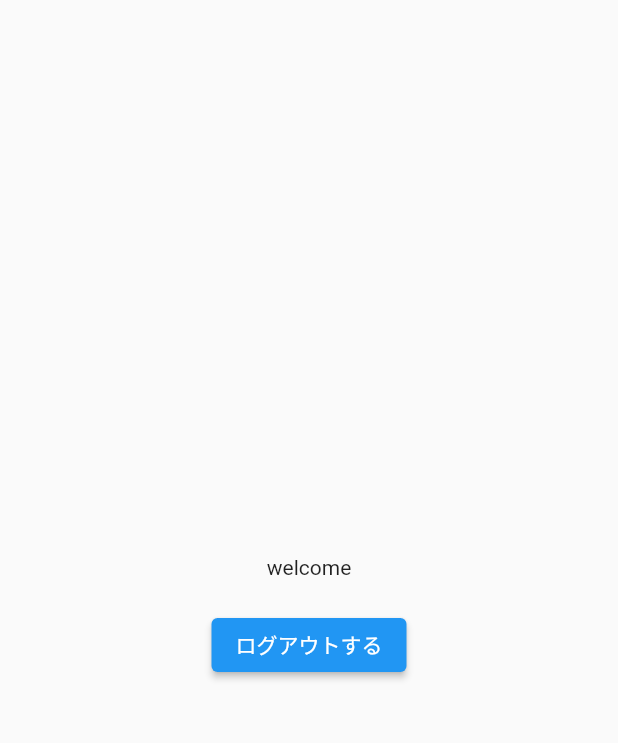
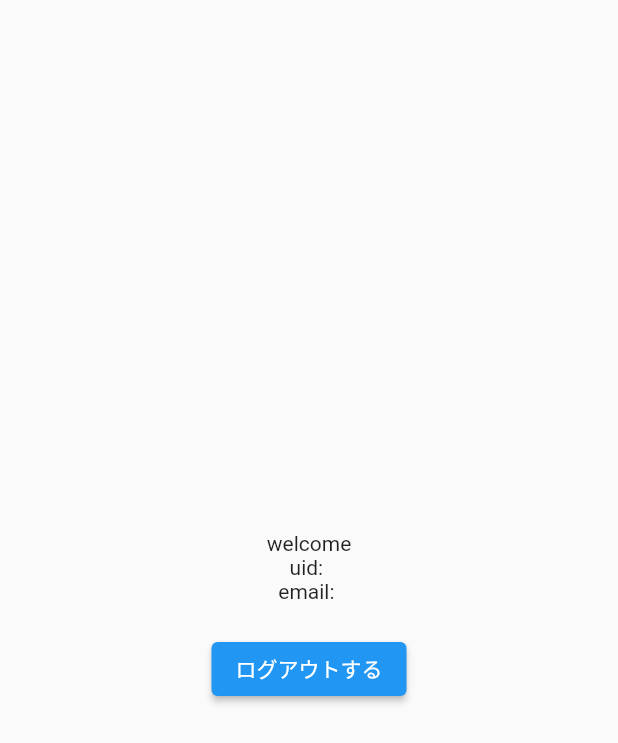
Before and after one commit to murakamiren/flutter-hooks-auth, a Flutter app: the HomeView screen opened directly, on a phone screen of 412 x 824 dp. Shown: the top 743 px of the screen. Run offline on Flutter 3.47's test engine with Material 2 defaults, Android fonts, the phone set to English and light mode, and no system bars; our stand-ins replace firebase_auth, firebase_core, flutter_hooks, hooks_riverpod; accounts and stored records are empty.

Commit message:
uid email

```diff
--- a/lib/views/home.dart
+++ b/lib/views/home.dart
@@ -1,6 +1,8 @@
+import 'package:firebase_auth/firebase_auth.dart';
 import 'package:flutter/material.dart';
 import 'package:flutter/src/foundation/key.dart';
 import 'package:flutter/src/widgets/framework.dart';
+import 'package:flutter_hooks/flutter_hooks.dart';
 import 'package:riverpod_hooks/utils/auth.dart';
 import 'package:riverpod_hooks/views/login.dart';
 
@@ -19,8 +21,10 @@ class HomeView extends StatelessWidget {
           child: Column(
             mainAxisSize: MainAxisSize.min,
             children: [
-              Text("welcome"),
-              SizedBox(
+              const Text("welcome"),
+              Text("uid: ${auth.currentUser!.uid}"),
+              Text("email: ${auth.currentUser!.email!}"),
+              const SizedBox(
                 height: 20,
               ),
               ElevatedButton(
```
